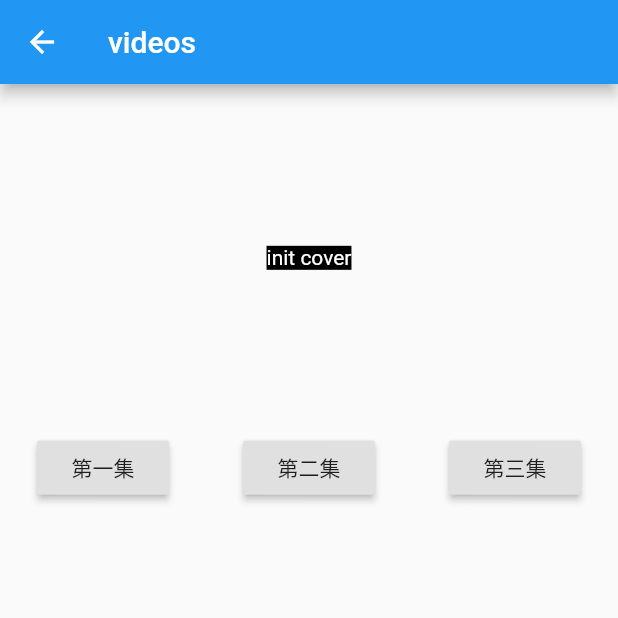
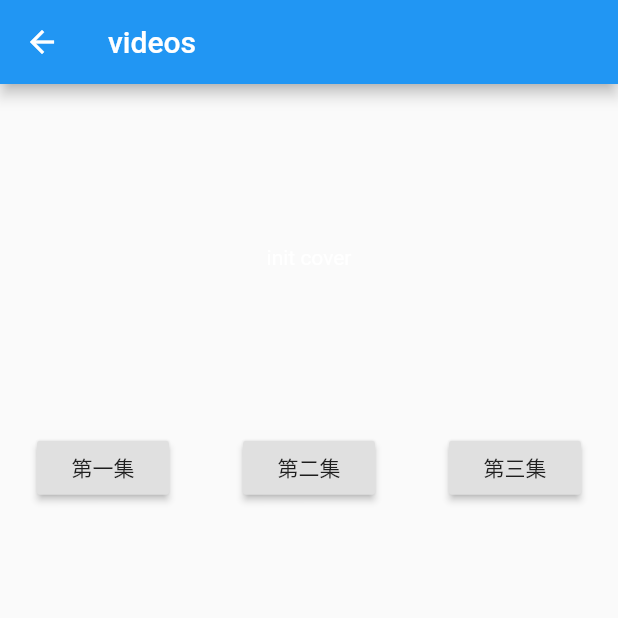
Before and after one commit to januwA/flutter_video_box, a Flutter app: the Videos screen opened by its route, after a tap on "init cover", on a phone screen of 412 x 824 dp, the top half of it. Run offline on Flutter 3.47's test engine with Material 2 defaults, Android fonts, the phone set to English and light mode, and no system bars; our stand-ins replace flutter_mobx, mobx, video_player; missing offline and left inert: screen; generated files the repository leaves out were written again; network calls fail.

Commit message:
修改ui，增加api

```diff
--- a/lib/video.controller.dart
+++ b/lib/video.controller.dart
@@ -19,28 +19,42 @@ abstract class _VideoController with Store {
     this.autoplay = false,
     this.loop = false,
     this.volume = 1.0,
-    this.initPosition,
+    this.initPosition = const Duration(seconds: 0),
     this.cover,
     this.playingListenner,
     this.playEnd,
+    this.controllerWidgets = true,
   }) {
+    assert(source != null);
     initVideoPlaer(source);
   }
 
-  /// init animated icon
   initAnimetedIconController(TickerProvider vsync) {
     animetedIconController = AnimationController(
-      duration: const Duration(milliseconds: 400),
+      duration: kTabScrollDuration,
       vsync: vsync,
     );
     animetedIconTween = Tween<double>(
       begin: 0.0,
       end: 1.0,
     ).animate(animetedIconController);
+    setAnimetedIconState(autoplay || videoCtrl.value.isPlaying);
+  }
+
+  Future<void> setAnimetedIconState(bool play) async {
+    if (play) {
+      await animetedIconController.forward();
+    } else {
+      await animetedIconController.reverse();
+    }
   }
 
   AnimationController animetedIconController;
   Animation<double> animetedIconTween;
+
+  List<Widget> children;
+  List<Widget> beforeChildren;
+  List<Widget> afterChildren;
 
   @observable
   bool isPlayEnd = false;
@@ -55,19 +69,27 @@ abstract class _VideoController with Store {
   Function playEnd;
 
   /// cover
+  ///
+  /// 自动居中
   @observable
   Widget cover;
+
+  /// 是否显示默认控件 默认[true]
+  @observable
+  bool controllerWidgets;
 
   @observable
   bool isBfLoading = false;
 
   @action
-  void _setIsBfLoading() {
-    if (videoCtrl.value.buffered == null || videoCtrl.value.buffered.isEmpty)
-      return;
-
-    /// 当前播放的位置，大于了缓冲的位置，就会进入加载状态
-    isBfLoading = videoCtrl.value.position >= videoCtrl.value.buffered.last.end;
+  void setIsBfLoading() {
+    if (videoCtrl.value.buffered == null || videoCtrl.value.buffered.isEmpty) {
+      isBfLoading = false;
+    } else {
+      /// 当前播放的位置，大于了缓冲的位置，就会进入加载状态
+      isBfLoading =
+          videoCtrl.value.position >= videoCtrl.value.buffered.last.end;
+    }
   }
 
   /// set cover
@@ -162,9 +184,10 @@ abstract class _VideoController with Store {
         _showCtrlTimer?.cancel();
       } else {
         _showCtrlTimer = Timer(Duration(seconds: 2), () {
-          // 2秒后，如果为暂停状态，则不自动关闭
-          bool isClose = videoCtrl.value.isPlaying && !isBfLoading;
-          isShowVideoCtrl = !isClose;
+          // 2秒后，暂停状态不自动关闭
+          if (videoCtrl.value.isPlaying) {
+            showVideoCtrl(false);
+          }
         });
       }
     }
@@ -196,6 +219,7 @@ abstract class _VideoController with Store {
     return (videoCtrl == null) ? '' : durationString(position);
   }
 
+  /// '00:00/00:00'
   @computed
   String get videoBoxTimeText =>
       isVideoLoading ? '00:00/00:00' : "$positionText/$durationText";
@@ -223,14 +247,23 @@ abstract class _VideoController with Store {
         : volume <= 0.5 ? Icons.volume_down : Icons.volume_up;
   }
 
+  @computed
+  IconData get fullScreenIcon =>
+      !isFullScreen ? Icons.fullscreen : Icons.fullscreen_exit;
+
   /// 视频播放时的监听器
   @action
   void _videoListenner() {
     position = videoCtrl.value.position;
-    sliderBufferValue =
-        videoCtrl.value.buffered.last.end.inSeconds / duration.inSeconds;
 
-    _setIsBfLoading();
+    // 因为可能会出现空值
+    if (videoCtrl.value.buffered != null &&
+        videoCtrl.value.buffered.isNotEmpty) {
+      sliderBufferValue =
+          videoCtrl.value.buffered.last.end.inSeconds / duration.inSeconds;
+    }
+
+    setIsBfLoading();
     if (playingListenner != null) {
       playingListenner();
     }
@@ -251,6 +284,7 @@ abstract class _VideoController with Store {
 
   @action
   Future<void> setSource(VideoPlayerController videoDataSource) async {
+    assert(videoDataSource != null);
     videoCtrl?.pause();
     videoCtrl?.removeListener(_videoListenner);
     var oldCtrl = videoCtrl;
@@ -261,9 +295,9 @@ abstract class _VideoController with Store {
   /// 初始化viedo控制器
   @action
   Future<void> initVideoPlaer(VideoPlayerController videoDataSource) async {
+    assert(videoDataSource != null);
     setVideoLoading(true);
     isBfLoading = false;
-    if (videoDataSource == null) return;
     videoCtrl = videoDataSource;
     await videoCtrl.initialize();
     videoCtrl.setLooping(loop);
@@ -276,8 +310,8 @@ abstract class _VideoController with Store {
     }
     position = initPosition ?? videoCtrl.value.position;
     duration = videoCtrl.value.duration;
+    videoCtrl.addListener(_videoListenner);
     setVideoLoading(false);
-    videoCtrl.addListener(_videoListenner);
   }
 
   /// 开启声音或关闭
@@ -320,36 +354,41 @@ abstract class _VideoController with Store {
 
   /// 播放或暂停
   @action
-  void togglePlay() {
-    assert(isShowVideoCtrl == true);
-    if (!isShowVideoCtrl) return;
-
-    if (videoCtrl.value.isPlaying) {
-      pause();
+  Future<void> togglePlay() async {
+    // 等待Icon动画关闭
+    await setAnimetedIconState(!videoCtrl.value.isPlaying);
+    if (controllerWidgets == false) {
+      if (videoCtrl.value.isPlaying) {
+        await videoCtrl.pause();
+      } else {
+        await videoCtrl.play();
+      }
     } else {
-      play();
+      if (videoCtrl.value.isPlaying) {
+        await pause();
+      } else {
+        await play();
+      }
     }
   }
 
   /// 播放
   @action
-  void play() {
+  Future<void> play() async {
     // 如果视频播放结束
     // 再点击播放则重头开始播放
     if (isPlayEnd) {
-      videoCtrl.seekTo(Duration(seconds: 0));
+      await videoCtrl.seekTo(Duration(seconds: 0));
     }
-    videoCtrl.play();
+    await videoCtrl.play();
     showVideoCtrl(false);
-    animetedIconController.forward();
   }
 
   /// 暂停
   @action
-  void pause() {
-    videoCtrl.pause();
+  Future<void> pause() async {
+    await videoCtrl.pause();
     showVideoCtrl(true);
-    animetedIconController.reverse();
   }
 
   /// 控制播放时间位置
@@ -357,7 +396,7 @@ abstract class _VideoController with Store {
   Future<void> seekTo(Duration d) async {
     if (videoCtrl != null && videoCtrl.value != null) {
       videoCtrl.seekTo(d);
-      _setIsBfLoading();
+      setIsBfLoading();
     }
   }
 
@@ -394,10 +433,10 @@ abstract class _VideoController with Store {
 
   @override
   Future<void> dispose() async {
+    animetedIconController.dispose();
     videoCtrl?.removeListener(_videoListenner);
     await videoCtrl?.pause();
     await videoCtrl?.dispose();
-    animetedIconController.dispose();
     super.dispose();
   }
 
--- a/lib/video_box.dart
+++ b/lib/video_box.dart
@@ -1,9 +1,10 @@
 import 'package:flutter/material.dart';
 import 'package:flutter_mobx/flutter_mobx.dart';
 import 'package:provider/provider.dart';
-import 'package:video_box/custom_slider.dart';
 import 'package:video_box/video.controller.dart';
 import 'package:video_player/video_player.dart';
+
+import 'widgets/buffer_slider.dart';
 
 class VideoBox extends StatefulWidget {
   /// Example:
@@ -28,10 +29,21 @@ class VideoBox extends StatefulWidget {
   /// https://github.com/januwA/flutter_video_box/tree/master/example
   VideoBox({
     Key key,
-    this.controller,
+    @required this.controller,
+    this.afterChildren = const <Widget>[],
+    this.beforeChildren = const <Widget>[],
+    this.children = const <Widget>[],
   }) : super(key: key);
 
   final VideoController controller;
+
+  /// video / beforeChildren / controllerWidgets-> children / afterChildren
+  final List<Widget> afterChildren;
+
+  /// video / beforeChildren / controllerWidgets-> children / afterChildren
+  final List<Widget> beforeChildren;
+
+  final List<Widget> children;
   @override
   _VideoBoxState createState() => _VideoBoxState();
 }
@@ -43,40 +55,105 @@ class _VideoBoxState extends State<VideoBox>
   @override
   void initState() {
     super.initState();
-    controller = widget.controller..initAnimetedIconController(this);
+    controller = widget.controller
+      ..initAnimetedIconController(this)
+      ..children = widget.children
+      ..beforeChildren = widget.beforeChildren
+      ..afterChildren = widget.afterChildren;
   }
 
   @override
   Widget build(BuildContext context) {
-    return Observer(
-      builder: (_) => controller.isVideoLoading
-          ? _VideoLoading()
-          : MultiProvider(
-              providers: [Provider<VideoController>.value(value: controller)],
-              child: GestureDetector(
-                onTap: () =>
-                    controller.showVideoCtrl(!controller.isShowVideoCtrl),
+    return MultiProvider(
+      providers: [
+        Provider<VideoController>.value(value: controller),
+      ],
+      child: Observer(
+        builder: (context) {
+          return GestureDetector(
+            onTap: () {
+              controller.showVideoCtrl(!controller.isShowVideoCtrl);
+            },
             child: Stack(
-                  alignment: AlignmentDirectional.center,
               children: <Widget>[
-                    AnimatedSwitcher(
-                      duration: const Duration(milliseconds: 300),
-                      child: controller.isShowCover
-                          ? _VideoLoading(cover: controller.cover)
-                          : Container(
+                if (controller.isVideoLoading) ...[
+                  // 加载中同时显示loading和海报
+                  if (controller.cover != null)
+                    Center(child: controller.cover),
+                  Center(
+                    child: _CircularProgressIndicatorBig(
+                      color: Colors.black,
+                    ),
+                  ),
+                ] else ...[
+                  // 加载完成在第一帧显示海报
+                  Container(
                     width: double.infinity,
                     height: double.infinity,
-                              color: Colors.black,
-                              child: VideoPlayer(controller.videoCtrl),
+                    color: Colors.transparent,
+                    child: controller.isShowCover
+                        ? Center(child: controller.cover)
+                        : VideoPlayer(controller.videoCtrl),
+                  ),
+
+                  if (controller.beforeChildren != null)
+                    for (Widget item in controller.beforeChildren) item,
+
+                  if (controller.controllerWidgets) ...[
+                    Positioned.fill(child: _SeekToView()),
+                    Center(child: _Bfloading()),
+                    Positioned.fill(
+                      child: AnimatedSwitcher(
+                        duration: kTabScrollDuration,
+                        child: controller.isShowVideoCtrl
+                            ? Container(
+                                width: double.infinity,
+                                height: double.infinity,
+                                decoration: BoxDecoration(
+                                  color: Colors.black.withOpacity(0.6),
+                                ),
+                                child: Stack(
+                                  children: <Widget>[
+                                    Positioned.fill(child: _SeekToView()),
+                                    Center(
+                                      child: IconButton(
+                                        iconSize: 40,
+                                        color: Colors.white,
+                                        icon: AnimatedIcon(
+                                          icon: AnimatedIcons.play_pause,
+                                          progress:
+                                              controller.animetedIconTween,
+                                        ),
+                                        onPressed: () {
+                                          controller.togglePlay();
+                                        },
                                       ),
                                     ),
-                    _SeekToView(),
-                    _Bfloading(),
-                    _PlayButton(),
-                    _VideoBottomCtrl(),
+                                    Positioned(
+                                      left: 0,
+                                      bottom: 0,
+                                      right: 0,
+                                      child: _VideoBottomCtrl(),
+                                    ),
+                                    if (controller.children != null)
+                                      for (Widget item in controller.children)
+                                        item,
                                   ],
                                 ),
+                              )
+                            : SizedBox(),
                       ),
+                    ),
+                  ],
+
+                  // 自定义控件
+                  if (controller.afterChildren != null)
+                    for (Widget item in controller.afterChildren) item,
+                ]
+              ],
+            ),
+          );
+        },
       ),
     );
   }
@@ -86,12 +163,13 @@ class _VideoBoxState extends State<VideoBox>
 class _Bfloading extends StatelessWidget {
   @override
   Widget build(BuildContext context) {
-    final store = Provider.of<VideoController>(context);
     return AnimatedSwitcher(
-      duration: const Duration(milliseconds: 300),
-      child: store.isBfLoading
-          ? _CircularProgressIndicatorBig(color: Colors.black87)
+      duration: kTabScrollDuration,
+      child: Observer(
+        builder: (_) => Provider.of<VideoController>(context).isBfLoading
+            ? _CircularProgressIndicatorBig(color: Colors.white)
             : SizedBox(),
+      ),
     );
   }
 }
@@ -100,63 +178,26 @@ class _Bfloading extends StatelessWidget {
 class _SeekToView extends StatelessWidget {
   @override
   Widget build(BuildContext context) {
-    final store = Provider.of<VideoController>(context);
-    return Positioned(
-      left: 0,
-      top: 0,
-      right: 0,
-      bottom: 0,
-      child: Row(
+    final controller = Provider.of<VideoController>(context);
+    Function tap = () => controller.showVideoCtrl(!controller.isShowVideoCtrl);
+    return Row(
       children: <Widget>[
         Expanded(
-            child: GestureDetector(
-              onTap: () => store.showVideoCtrl(!store.isShowVideoCtrl),
-              onDoubleTap: store.rewind,
+          child: InkWell(
+            onTap: tap,
+            onDoubleTap: controller.rewind,
+            child: Container(),
           ),
         ),
         const SizedBox(width: 24),
         Expanded(
-            child: GestureDetector(
-              onTap: () => store.showVideoCtrl(!store.isShowVideoCtrl),
-              onDoubleTap: store.fastForward,
+          child: InkWell(
+            onTap: tap,
+            onDoubleTap: controller.fastForward,
+            child: Container(),
           ),
         ),
       ],
-      ),
-    );
-  }
-}
-
-/// video box 中间的播放按钮
-class _PlayButton extends StatelessWidget {
-  @override
-  Widget build(BuildContext context) {
-    final store = Provider.of<VideoController>(context);
-    if (!store.videoCtrl.value.isPlaying) {
-      store.animetedIconController.reset();
-    } else {
-      store.animetedIconController.forward();
-    }
-    return Observer(
-      builder: (_) => AnimatedSwitcher(
-        duration: const Duration(milliseconds: 300),
-        child: store.isShowVideoCtrl
-            ? Container(
-                decoration: BoxDecoration(
-                  color: Colors.white,
-                  shape: BoxShape.circle,
-                ),
-                child: IconButton(
-                  color: Colors.black,
-                  icon: AnimatedIcon(
-                    icon: AnimatedIcons.play_pause,
-                    progress: store.animetedIconTween,
-                  ),
-                  onPressed: () => store.togglePlay(),
-                ),
-              )
-            : SizedBox(),
-      ),
     );
   }
 }
@@ -165,27 +206,9 @@ class _PlayButton extends StatelessWidget {
 class _VideoBottomCtrl extends StatelessWidget {
   @override
   Widget build(BuildContext context) {
-    final store = Provider.of<VideoController>(context);
+    final controller = Provider.of<VideoController>(context);
     return Observer(
-      builder: (_) => Positioned(
-        bottom: 0,
-        left: 0,
-        right: 0,
-        child: AnimatedCrossFade(
-          duration: Duration(milliseconds: 300),
-          firstChild: Container(),
-          secondChild: Container(
-            decoration: BoxDecoration(
-              gradient: LinearGradient(
-                begin: Alignment(0.0, -1.0),
-                end: Alignment(0.0, 1.0),
-                colors: [
-                  Colors.black12.withOpacity(0),
-                  Colors.black87,
-                ],
-              ),
-            ),
-            child: ListTile(
+      builder: (_) => ListTile(
         title: Theme(
           data: Theme.of(context).copyWith(
             iconTheme: IconThemeData(color: Colors.white),
@@ -194,21 +217,17 @@ class _VideoBottomCtrl extends StatelessWidget {
             children: <Widget>[
               Expanded(
                 child: Text(
-                        store.videoBoxTimeText,
+                  controller.videoBoxTimeText,
                   style: TextStyle(color: Colors.white),
                 ),
               ),
               IconButton(
-                      icon: Icon(store.volumeIcon),
-                      onPressed: store.setOnSoundOrOff,
+                icon: Icon(controller.volumeIcon),
+                onPressed: controller.setOnSoundOrOff,
               ),
               IconButton(
-                      icon: Icon(
-                        !store.isFullScreen
-                            ? Icons.fullscreen
-                            : Icons.fullscreen_exit,
-                      ),
-                      onPressed: () => store.onFullScreen(context),
+                icon: Icon(controller.fullScreenIcon),
+                onPressed: () => controller.onFullScreen(context),
               ),
             ],
           ),
@@ -220,48 +239,19 @@ class _VideoBottomCtrl extends StatelessWidget {
                   overlayShape: SliderComponentShape.noOverlay,
                   thumbShape: RoundSliderThumbShape(
                     // 拇指的形状和大小
-                          enabledThumbRadius: 4.0,
+                    enabledThumbRadius: 6.0,
                   ),
                 ),
           ),
-                child: CustomSlider(
+          child: BufferSlider(
             inactiveColor: Colors.white24,
             bufferColor: Colors.white38,
             activeColor: Colors.white,
-                  value: store.sliderValue,
-                  bufferValue: store.sliderBufferValue,
-                  onChanged: store.sliderChanged,
+            value: controller.sliderValue,
+            bufferValue: controller.sliderBufferValue,
+            onChanged: controller.sliderChanged,
           ),
         ),
-            ),
-          ),
-          crossFadeState: store.isShowVideoCtrl
-              ? CrossFadeState.showSecond
-              : CrossFadeState.showFirst,
-        ),
-      ),
-    );
-  }
-}
-
-/// 没有src的时候，显示加载中
-class _VideoLoading extends StatelessWidget {
-  const _VideoLoading({
-    Key key,
-    this.cover,
-  }) : super(key: key);
-
-  final Widget cover;
-
-  @override
-  Widget build(BuildContext context) {
-    return Container(
-      color: Colors.black,
-      child: Stack(
-        alignment: Alignment.center,
-        children: <Widget>[
-          cover == null ? _CircularProgressIndicatorBig() : cover,
-        ],
       ),
     );
   }
--- a/lib/custom_slider.dart
+++ b/lib/widgets/buffer_slider.dart
@@ -3,7 +3,7 @@ import 'package:flutter/material.dart';
 
 typedef ValueChanged<T> = void Function(T value);
 
-class CustomSlider extends StatelessWidget {
+class BufferSlider extends StatelessWidget {
   final double value;
   final double bufferValue;
   final ValueChanged<double> onChanged;
@@ -35,7 +35,7 @@ class CustomSlider extends StatelessWidget {
   static const ShowValueIndicator _defaultShowValueIndicator =
       ShowValueIndicator.onlyForDiscrete;
 
-  const CustomSlider({
+  const BufferSlider({
     Key key,
     @required this.value,
     @required this.onChanged,
```
Also changed, not shown: example/lib/main.dart (+8 -0 lines), example/lib/one_video_ctrl.dart (+5 -9 lines), example/lib/video_player_demo.dart (added, +57 -0 lines), example/pubspec.yaml (+10 -4 lines), example/pubspec.lock, lib/video.controller.g.dart, pubspec.lock, 26 other files. Lines whose indentation alone changed are shown as unchanged.
